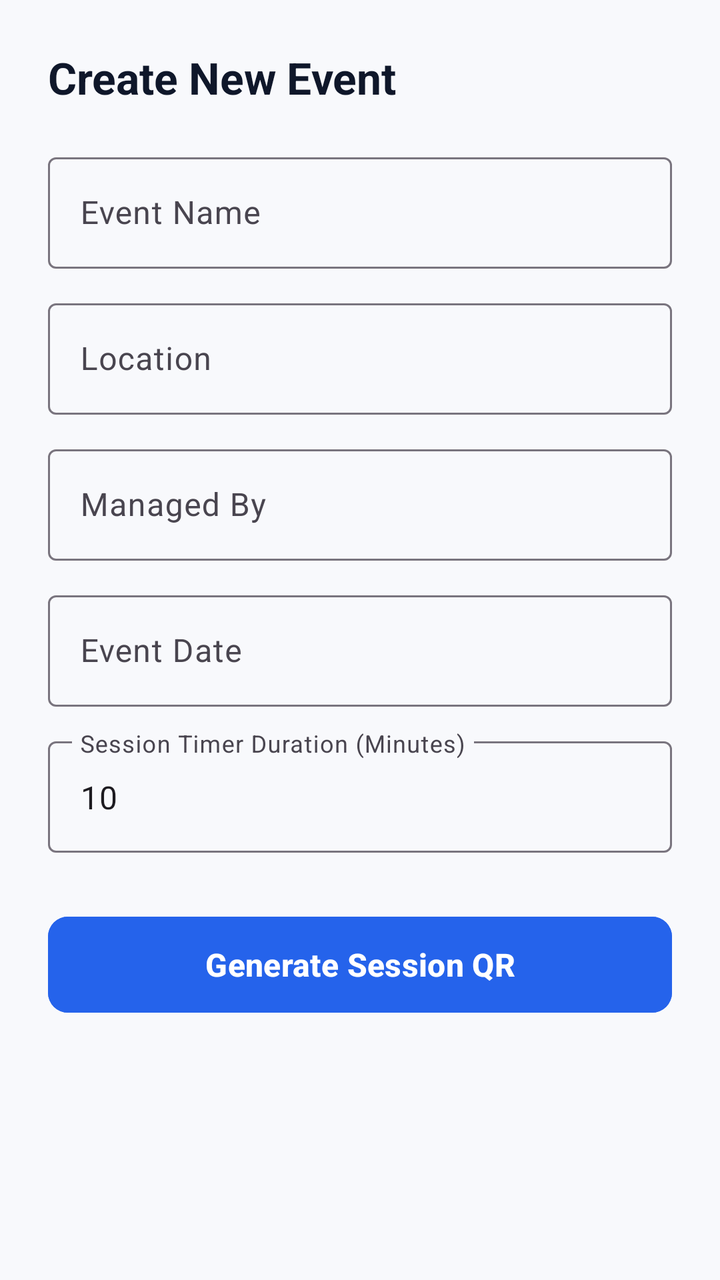
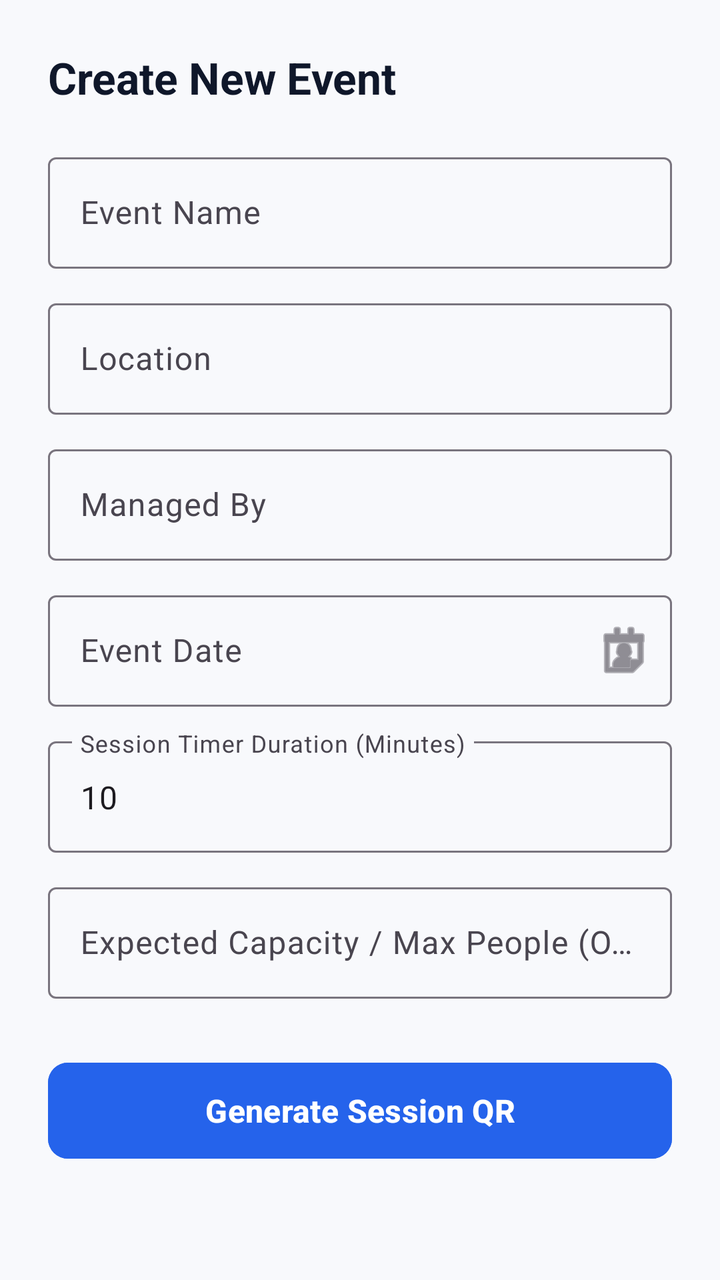

Compare the two renders of this Android layout. The source of the first and the diff that turns it into the second are given below.
<!-- AndroidManifest.xml: application theme Theme.QRAS -->
<!-- res/layout/activity_create_event.xml -->
<?xml version="1.0" encoding="utf-8"?>
<ScrollView xmlns:android="http://schemas.android.com/apk/res/android"
    xmlns:app="http://schemas.android.com/apk/res-auto"
    android:id="@+id/main"
    android:layout_width="match_parent"
    android:layout_height="match_parent"
    android:background="#F8F9FC"
    android:fillViewport="true">

    <LinearLayout
        android:layout_width="match_parent"
        android:layout_height="wrap_content"
        android:orientation="vertical"
        android:padding="24dp">

        <TextView
            android:layout_width="wrap_content"
            android:layout_height="wrap_content"
            android:text="Create New Event"
            android:textColor="#0F172A"
            android:textSize="22sp"
            android:textStyle="bold" />

        
        <com.google.android.material.textfield.TextInputLayout
            style="@style/Widget.Material3.TextInputLayout.OutlinedBox"
            android:layout_width="match_parent"
            android:layout_height="wrap_content"
            android:layout_marginTop="20dp"
            android:hint="Event Name">

            <com.google.android.material.textfield.TextInputEditText
                android:id="@+id/etEventName"
                android:layout_width="match_parent"
                android:layout_height="wrap_content" />
        </com.google.android.material.textfield.TextInputLayout>

        
        <com.google.android.material.textfield.TextInputLayout
            style="@style/Widget.Material3.TextInputLayout.OutlinedBox"
            android:layout_width="match_parent"
            android:layout_height="wrap_content"
            android:layout_marginTop="12dp"
            android:hint="Location">

            <com.google.android.material.textfield.TextInputEditText
                android:id="@+id/etLocation"
                android:layout_width="match_parent"
                android:layout_height="wrap_content" />
        </com.google.android.material.textfield.TextInputLayout>

        
        <com.google.android.material.textfield.TextInputLayout
            style="@style/Widget.Material3.TextInputLayout.OutlinedBox"
            android:layout_width="match_parent"
            android:layout_height="wrap_content"
            android:layout_marginTop="12dp"
            android:hint="Managed By">

            <com.google.android.material.textfield.TextInputEditText
                android:id="@+id/etManagedBy"
                android:layout_width="match_parent"
                android:layout_height="wrap_content" />
        </com.google.android.material.textfield.TextInputLayout>

        
        <com.google.android.material.textfield.TextInputLayout
            style="@style/Widget.Material3.TextInputLayout.OutlinedBox"
            android:layout_width="match_parent"
            android:layout_height="wrap_content"
            android:layout_marginTop="12dp"
            android:hint="Event Date">

            <com.google.android.material.textfield.TextInputEditText
                android:id="@+id/etDate"
                android:layout_width="match_parent"
                android:layout_height="wrap_content"
                android:focusable="false"
                android:clickable="true" />
        </com.google.android.material.textfield.TextInputLayout>

        
        <com.google.android.material.textfield.TextInputLayout
            style="@style/Widget.Material3.TextInputLayout.OutlinedBox"
            android:layout_width="match_parent"
            android:layout_height="wrap_content"
            android:layout_marginTop="12dp"
            android:hint="Session Timer Duration (Minutes)">

            <com.google.android.material.textfield.TextInputEditText
                android:id="@+id/etDuration"
                android:layout_width="match_parent"
                android:layout_height="wrap_content"
                android:inputType="number"
                android:text="10" />
        </com.google.android.material.textfield.TextInputLayout>

        
        <com.google.android.material.button.MaterialButton
            android:id="@+id/btnGenerateQr"
            android:layout_width="match_parent"
            android:layout_height="56dp"
            android:layout_marginTop="28dp"
            android:backgroundTint="#2563EB"
            android:text="Generate Session QR"
            android:textAllCaps="false"
            android:textSize="16sp"
            android:textStyle="bold"
            app:cornerRadius="10dp" />

    </LinearLayout>
</ScrollView>
<!-- resources referenced by this layout -->
<resources>
  <style name="Theme.QRAS" parent="Base.Theme.QRAS" />
  <style name="Base.Theme.QRAS" parent="Theme.Material3.DayNight.NoActionBar">
          
          
      </style>
</resources>

<!-- the commit's change to res/layout/activity_create_event.xml (unified diff, before → after) -->
@@ -65,18 +65,23 @@
 
         
         <com.google.android.material.textfield.TextInputLayout
+            android:id="@+id/tilDate"
             style="@style/Widget.Material3.TextInputLayout.OutlinedBox"
             android:layout_width="match_parent"
             android:layout_height="wrap_content"
             android:layout_marginTop="12dp"
-            android:hint="Event Date">
+            android:hint="Event Date"
+            app:endIconDrawable="@android:drawable/ic_menu_my_calendar"
+            app:endIconMode="custom">
 
             <com.google.android.material.textfield.TextInputEditText
                 android:id="@+id/etDate"
                 android:layout_width="match_parent"
                 android:layout_height="wrap_content"
+                android:clickable="true"
+                android:cursorVisible="false"
                 android:focusable="false"
-                android:clickable="true" />
+                android:inputType="none" />
         </com.google.android.material.textfield.TextInputLayout>
 
         
@@ -96,6 +101,21 @@
         </com.google.android.material.textfield.TextInputLayout>
 
         
+        <com.google.android.material.textfield.TextInputLayout
+            style="@style/Widget.Material3.TextInputLayout.OutlinedBox"
+            android:layout_width="match_parent"
+            android:layout_height="wrap_content"
+            android:layout_marginTop="12dp"
+            android:hint="Expected Capacity / Max People (Optional)">
+
+            <com.google.android.material.textfield.TextInputEditText
+                android:id="@+id/etMaxPeople"
+                android:layout_width="match_parent"
+                android:layout_height="wrap_content"
+                android:inputType="number" />
+        </com.google.android.material.textfield.TextInputLayout>
+
+        
         <com.google.android.material.button.MaterialButton
             android:id="@+id/btnGenerateQr"
             android:layout_width="match_parent"
